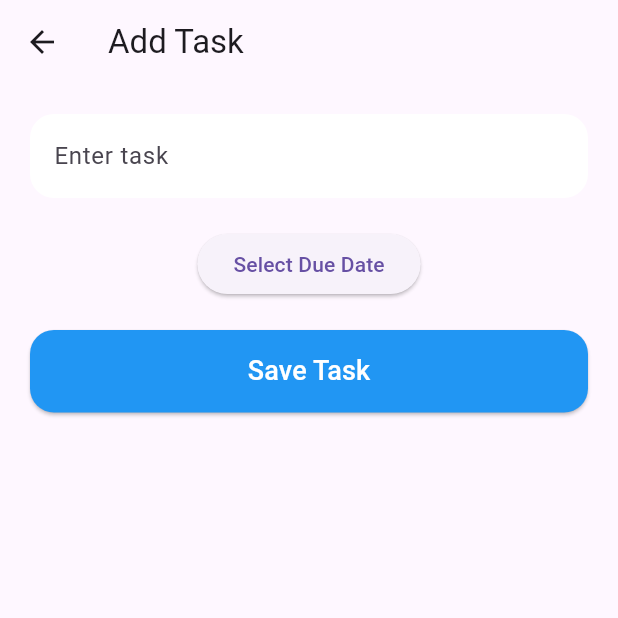
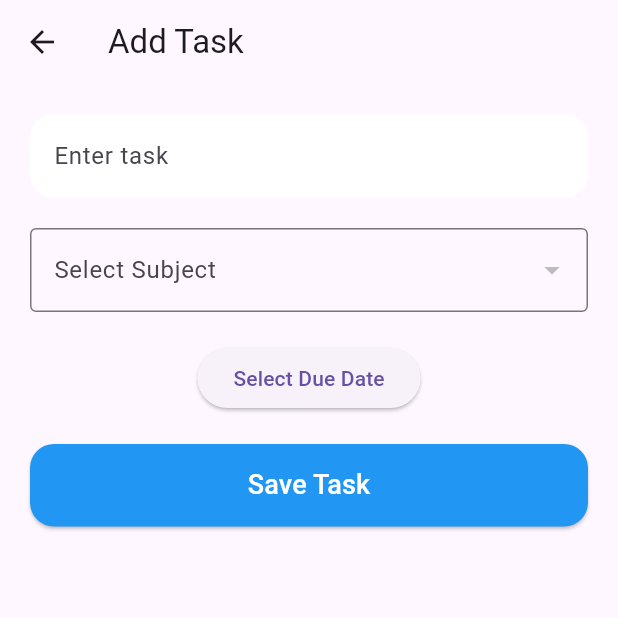
Before and after one commit to amiruushan/StudyFlow-mobile-application, a Flutter app: the AddTaskScreen screen opened directly, on a phone screen of 412 x 824 dp, the top half of it. Run offline on Flutter 3.47's test engine with Material 3 defaults, Android fonts, the phone set to English and light mode, and no system bars; our stand-ins replace cloud_firestore, firebase_auth, firebase_core; accounts and stored records are empty.

Commit message:
adding subject to a task ~ base

```diff
--- a/lib/screens/add_task_screen.dart
+++ b/lib/screens/add_task_screen.dart
@@ -15,6 +15,7 @@ class _AddTaskScreenState extends State<AddTaskScreen> {
   TextEditingController();
 
   DateTime? selectedDate;
+  String? selectedSubject;
 
   Future<void> pickDate() async {
 
@@ -105,6 +106,57 @@ class _AddTaskScreenState extends State<AddTaskScreen> {
 
             const SizedBox(height: 20),
 
+            StreamBuilder<QuerySnapshot>(
+
+              stream: FirebaseFirestore.instance
+                  .collection("subjects")
+                  .where(
+                "userId",
+                isEqualTo: FirebaseAuth.instance.currentUser!.uid,
+              )
+                  .snapshots(),
+
+              builder: (context, snapshot) {
+
+                if (!snapshot.hasData) {
+                  return const CircularProgressIndicator();
+                }
+
+                final subjects = snapshot.data!.docs;
+
+                return DropdownButtonFormField<String>(
+
+                  value: selectedSubject,
+
+                  decoration: const InputDecoration(
+                    labelText: "Select Subject",
+                    border: OutlineInputBorder(),
+                  ),
+
+                  items: subjects.map((subject) {
+
+                    return DropdownMenuItem<String>(
+
+                      value: subject['name'],
+
+                      child: Text(subject['name']),
+                    );
+
+                  }).toList(),
+
+                  onChanged: (value) {
+
+                    setState(() {
+                      selectedSubject = value;
+                    });
+
+                  },
+                );
+              },
+            ),
+
+            const SizedBox(height: 20),
+
             ElevatedButton(
 
               onPressed: pickDate,
```
Also changed, not shown: lib/screens/subject_screen.dart (+99 -3 lines).
